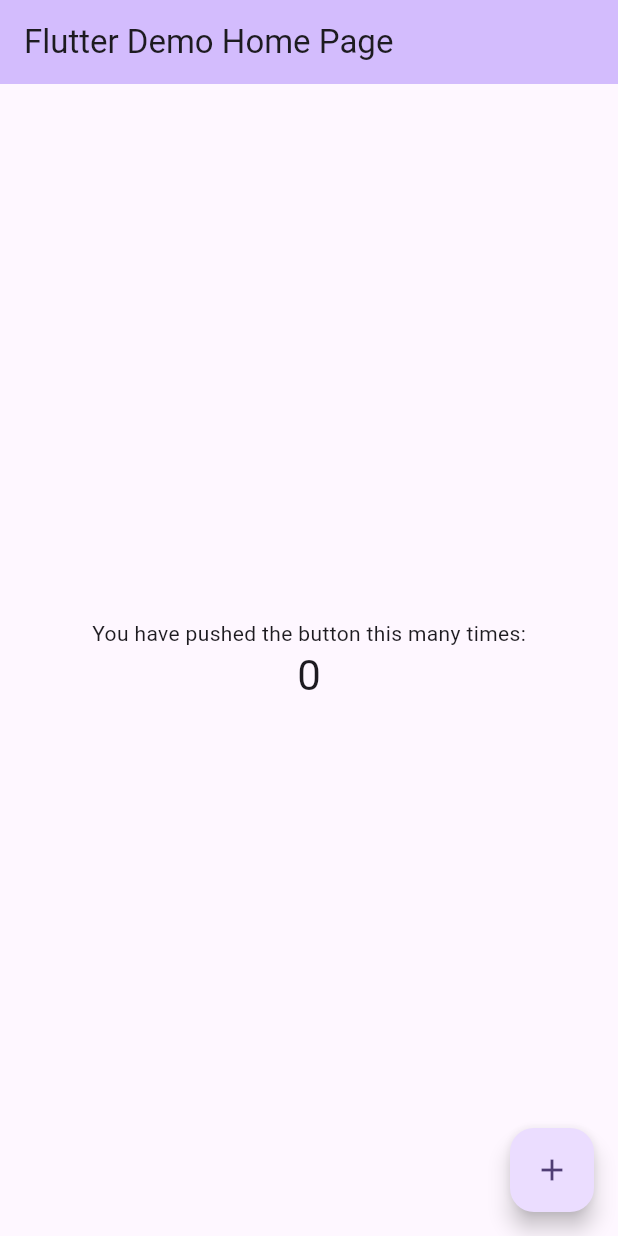
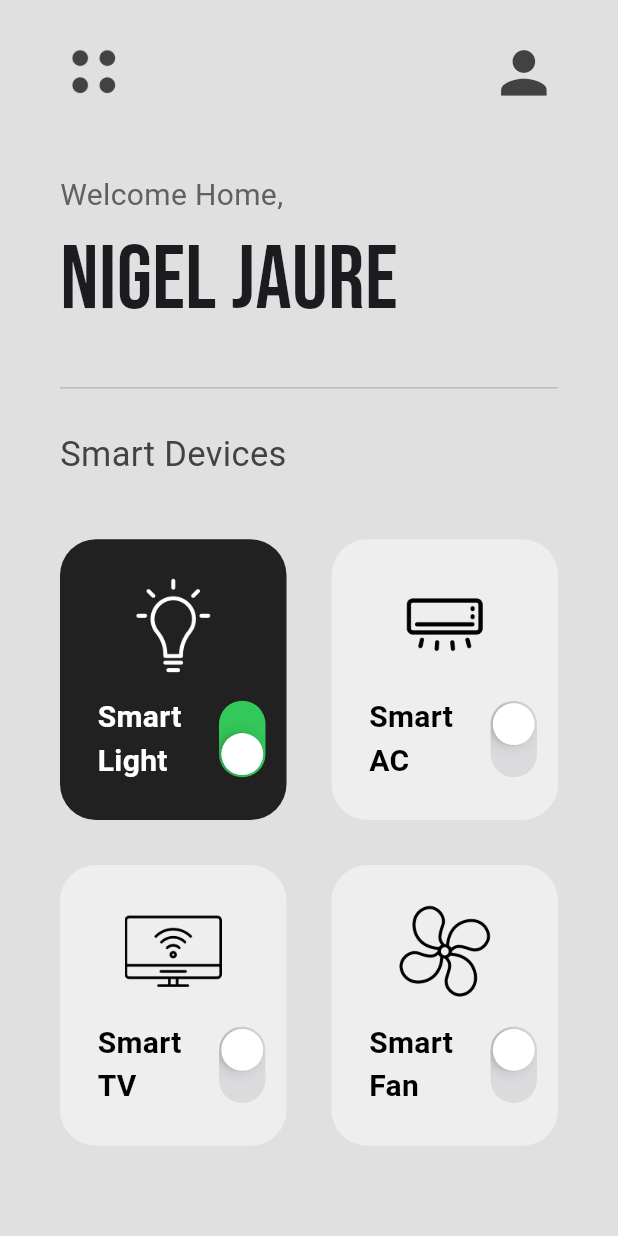
Before and after one commit to xulerxyz/modern_smart_home_ui, a Flutter app: the screen it shows after launch, on a phone screen of 412 x 824 dp. Run offline on Flutter 3.47's test engine with Material 3 defaults, Android fonts, the light colour scheme and no system bars; our stand-ins replace google_fonts.

Commit message:
home screen, smart grids

```diff
--- /dev/null
+++ b/lib/constants/constant.dart
@@ -0,0 +1,3 @@
+
+const double horizontalPadding = 40.0;
+const double verticalPadding = 25.0;
--- a/lib/main.dart
+++ b/lib/main.dart
@@ -1,4 +1,5 @@
 import 'package:flutter/material.dart';
+import 'package:modern_smart_home_ui/screens/home_screen.dart';
 
 void main() {
   runApp(const MyApp());
@@ -6,120 +7,16 @@
 
 class MyApp extends StatelessWidget {
   const MyApp({super.key});
-
-  // This widget is the root of your application.
   @override
   Widget build(BuildContext context) {
     return MaterialApp(
-      title: 'Flutter Demo',
+      debugShowCheckedModeBanner: false,
+      title: 'Smart Home UI',
       theme: ThemeData(
-        // This is the theme of your application.
-        //
-        // TRY THIS: Try running your application with "flutter run". You'll see
-        // the application has a purple toolbar. Then, without quitting the app,
-        // try changing the seedColor in the colorScheme below to Colors.green
-        // and then invoke "hot reload" (save your changes or press the "hot
-        // reload" button in a Flutter-supported IDE, or press "r" if you used
-        // the command line to start the app).
-        //
-        // Notice that the counter didn't reset back to zero; the application
-        // state is not lost during the reload. To reset the state, use hot
-        // restart instead.
-        //
-        // This works for code too, not just values: Most code changes can be
-        // tested with just a hot reload.
         colorScheme: ColorScheme.fromSeed(seedColor: Colors.deepPurple),
         useMaterial3: true,
       ),
-      home: const MyHomePage(title: 'Flutter Demo Home Page'),
+      home: const HomeScreen(),
     );
   }
 }
-
-class MyHomePage extends StatefulWidget {
-  const MyHomePage({super.key, required this.title});
-
-  // This widget is the home page of your application. It is stateful, meaning
-  // that it has a State object (defined below) that contains fields that affect
-  // how it looks.
-
-  // This class is the configuration for the state. It holds the values (in this
-  // case the title) provided by the parent (in this case the App widget) and
-  // used by the build method of the State. Fields in a Widget subclass are
-  // always marked "final".
-
-  final String title;
-
-  @override
-  State<MyHomePage> createState() => _MyHomePageState();
-}
-
-class _MyHomePageState extends State<MyHomePage> {
-  int _counter = 0;
-
-  void _incrementCounter() {
-    setState(() {
-      // This call to setState tells the Flutter framework that something has
-      // changed in this State, which causes it to rerun the build method below
-      // so that the display can reflect the updated values. If we changed
-      // _counter without calling setState(), then the build method would not be
-      // called again, and so nothing would appear to happen.
-      _counter++;
-    });
-  }
-
-  @override
-  Widget build(BuildContext context) {
-    // This method is rerun every time setState is called, for instance as done
-    // by the _incrementCounter method above.
-    //
-    // The Flutter framework has been optimized to make rerunning build methods
-    // fast, so that you can just rebuild anything that needs updating rather
-    // than having to individually change instances of widgets.
-    return Scaffold(
-      appBar: AppBar(
-        // TRY THIS: Try changing the color here to a specific color (to
-        // Colors.amber, perhaps?) and trigger a hot reload to see the AppBar
-        // change color while the other colors stay the same.
-        backgroundColor: Theme.of(context).colorScheme.inversePrimary,
-        // Here we take the value from the MyHomePage object that was created by
-        // the App.build method, and use it to set our appbar title.
-        title: Text(widget.title),
-      ),
-      body: Center(
-        // Center is a layout widget. It takes a single child and positions it
-        // in the middle of the parent.
-        child: Column(
-          // Column is also a layout widget. It takes a list of children and
-          // arranges them vertically. By default, it sizes itself to fit its
-          // children horizontally, and tries to be as tall as its parent.
-          //
-          // Column has various properties to control how it sizes itself and
-          // how it positions its children. Here we use mainAxisAlignment to
-          // center the children vertically; the main axis here is the vertical
-          // axis because Columns are vertical (the cross axis would be
-          // horizontal).
-          //
-          // TRY THIS: Invoke "debug painting" (choose the "Toggle Debug Paint"
-          // action in the IDE, or press "p" in the console), to see the
-          // wireframe for each widget.
-          mainAxisAlignment: MainAxisAlignment.center,
-          children: <Widget>[
-            const Text(
-              'You have pushed the button this many times:',
-            ),
-            Text(
-              '$_counter',
-              style: Theme.of(context).textTheme.headlineMedium,
-            ),
-          ],
-        ),
-      ),
-      floatingActionButton: FloatingActionButton(
-        onPressed: _incrementCounter,
-        tooltip: 'Increment',
-        child: const Icon(Icons.add),
-      ), // This trailing comma makes auto-formatting nicer for build methods.
-    );
-  }
-}
--- /dev/null
+++ b/lib/screens/home_screen.dart
@@ -0,0 +1,124 @@
+import 'package:flutter/material.dart';
+import 'package:google_fonts/google_fonts.dart';
+import 'package:modern_smart_home_ui/constants/constant.dart';
+import 'package:modern_smart_home_ui/screens/widgets/smart_devices_grid.dart';
+
+class HomeScreen extends StatefulWidget {
+  const HomeScreen({super.key});
+
+  @override
+  State<HomeScreen> createState() => _HomeScreenState();
+}
+
+class _HomeScreenState extends State<HomeScreen> {
+  List smartDevices = [
+    ["Smart Light", "assets/icons/light-bulb.png", true],
+    ["Smart AC", "assets/icons/air-conditioner.png", false],
+    ["Smart TV", "assets/icons/smart-tv.png", false],
+    ["Smart Fan", "assets/icons/fan.png", false],
+  ];
+
+  @override
+  Widget build(BuildContext context) {
+    return Scaffold(
+      backgroundColor: Colors.grey[300],
+      body: SafeArea(
+        child: Column(
+          crossAxisAlignment: CrossAxisAlignment.start,
+          children: [
+            // app bar
+            Padding(
+              padding: const EdgeInsets.symmetric(
+                  horizontal: horizontalPadding, vertical: verticalPadding),
+              child: Row(
+                mainAxisAlignment: MainAxisAlignment.spaceBetween,
+                children: [
+                  Image.asset(
+                    'assets/icons/menu.png',
+                    height: 45.0,
+                    color: Colors.grey[800],
+                  ),
+                  Icon(
+                    Icons.person,
+                    color: Colors.grey[800],
+                    size: 45.5,
+                  )
+                ],
+              ),
+            ),
+
+            const SizedBox(
+              height: 20,
+            ),
+
+            // welcome text
+
+            Padding(
+              padding: const EdgeInsets.symmetric(
+                horizontal: horizontalPadding,
+              ),
+              child: Column(
+                crossAxisAlignment: CrossAxisAlignment.start,
+                children: [
+                  Text(
+                    "Welcome Home,",
+                    style: TextStyle(fontSize: 20.0, color: Colors.grey[700]),
+                  ),
+                  Text("NIGEL JAURE",
+                      style: GoogleFonts.bebasNeue(fontSize: 60)),
+                ],
+              ),
+            ),
+
+            const SizedBox(
+              height: 20,
+            ),
+
+            Padding(
+              padding:
+                  const EdgeInsets.symmetric(horizontal: horizontalPadding),
+              child: Divider(
+                color: Colors.grey[400],
+                thickness: 1,
+              ),
+            ),
+
+            const SizedBox(
+              height: 20,
+            ),
+
+            // grid
+
+            Padding(
+              padding:
+                  const EdgeInsets.symmetric(horizontal: horizontalPadding),
+              child: Text("Smart Devices",
+                  style: TextStyle(fontSize: 23.0, color: Colors.grey[800])),
+            ),
+
+            Expanded(
+                child: GridView.builder(
+              physics: const NeverScrollableScrollPhysics(),
+              padding: const EdgeInsets.all(25.0),
+              itemCount: smartDevices.length,
+              gridDelegate: const SliverGridDelegateWithFixedCrossAxisCount(
+                  crossAxisCount: 2, childAspectRatio: 1 / 1.2),
+              itemBuilder: (context, index) {
+                return SmartDeviceGridItem(
+                  name: smartDevices[index][0],
+                  iconPath: smartDevices[index][1],
+                  powerOn: smartDevices[index][2],
+                  onChanged: (value) {
+                    setState(() {
+                      smartDevices[index][2] = value;
+                    });
+                  },
+                );
+              },
+            ))
+          ],
+        ),
+      ),
+    );
+  }
+}
--- /dev/null
+++ b/lib/screens/widgets/smart_devices_grid.dart
@@ -0,0 +1,60 @@
+// ignore_for_file: must_be_immutable
+
+import 'dart:math';
+
+import 'package:flutter/cupertino.dart';
+import 'package:flutter/material.dart';
+import 'package:modern_smart_home_ui/constants/constant.dart';
+
+class SmartDeviceGridItem extends StatelessWidget {
+  final String name;
+  final String iconPath;
+  final bool powerOn;
+  void Function(bool)? onChanged;
+
+  SmartDeviceGridItem(
+      {super.key,
+      required this.name,
+      required this.iconPath,
+      required this.powerOn,
+      required this.onChanged});
+
+  @override
+  Widget build(BuildContext context) {
+    return Padding(
+      padding: const EdgeInsets.all(15.0),
+      child: Container(
+        padding: const EdgeInsets.symmetric(vertical: verticalPadding),
+        decoration: BoxDecoration(
+            color: powerOn ? Colors.grey[900] : Colors.grey[200],
+            borderRadius: BorderRadius.circular(24)),
+        child: Column(
+          mainAxisAlignment: MainAxisAlignment.spaceBetween,
+          children: [
+            Image.asset(iconPath,
+                height: 65, color: powerOn ? Colors.white : Colors.black),
+            Row(
+              children: [
+                Expanded(
+                    child: Padding(
+                  padding: const EdgeInsets.only(left: 25.0),
+                  child: Text(
+                    name,
+                    style: TextStyle(
+                        fontWeight: FontWeight.bold,
+                        fontSize: 20,
+                        color: powerOn ? Colors.white : Colors.black),
+                  ),
+                )),
+                Transform.rotate(
+                    angle: pi / 2,
+                    child:
+                        CupertinoSwitch(value: powerOn, onChanged: onChanged))
+              ],
+            )
+          ],
+        ),
+      ),
+    );
+  }
+}
```
Also changed, not shown: 3 other files.
